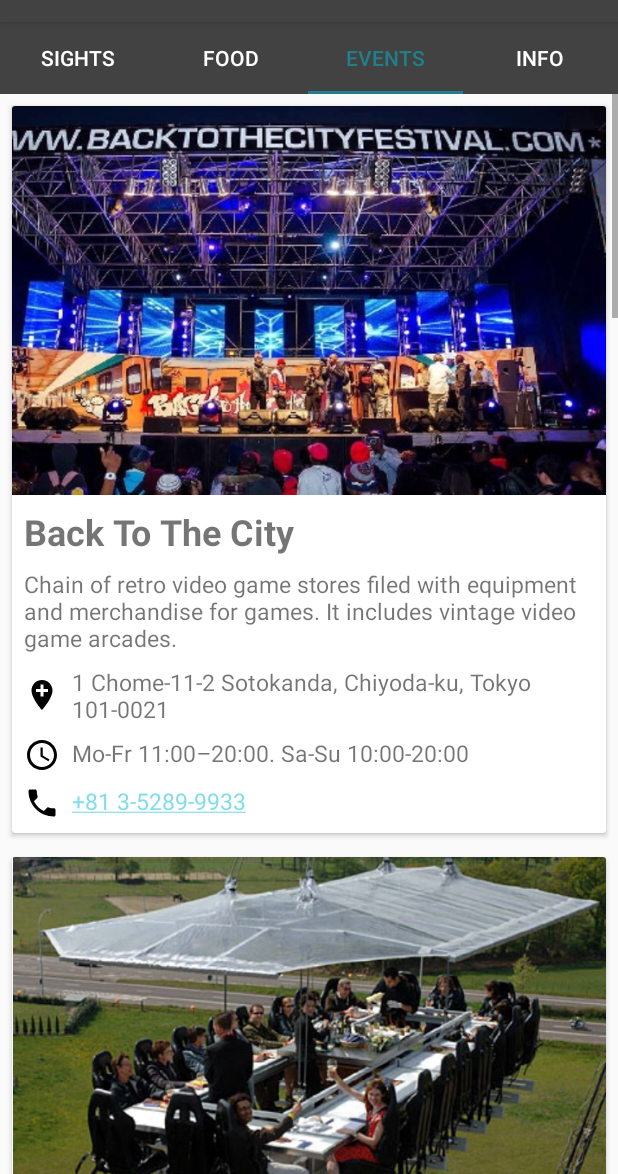
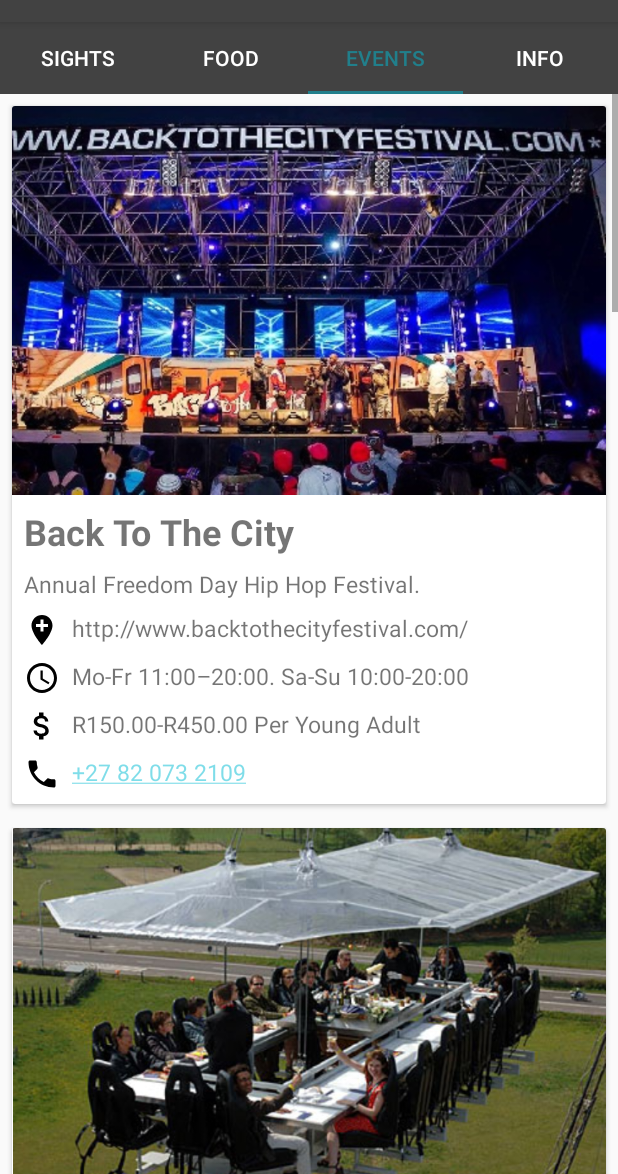
Before and after one commit to Cordlesswire/SouthernUtopiav2, an Android app: the screen it shows after launch (MainActivity), tab 3 chosen, on a phone screen of 412 x 824 dp, the part 62-1236 px from its top. Run offline under Robolectric (Android 15) with nearby library versions, the phone set to English and light mode, and no system bars.

Commit message:
Initial Commit

```diff
--- a/app/src/main/java/eu/laramartin/tokyoguide/Sights.java
+++ b/app/src/main/java/eu/laramartin/tokyoguide/Sights.java
@@ -26,7 +26,7 @@ public class Sights {
                 context.getString(R.string.sight_goldreefcity_address),
                 context.getString(R.string.sight_goldreefcity_phone),
                 context.getString(R.string.sight_goldreefcity_schedule),
-                context.getString(R.string.sight_price_free),
+                context.getString(R.string.sight_goldreefcity_price),
                 R.drawable.sight_goldreefcity
         ));
 
@@ -36,7 +36,7 @@ public class Sights {
                 context.getString(R.string.sight_maboneng_address),
                 context.getString(R.string.sight_maboneng_phone),
                 context.getString(R.string.sight_maboneng_schedule),
-                context.getString(R.string.sight_price_free),
+                context.getString(R.string.sight_maboneng_price),
                 R.drawable.sight_maboneng
         ));
 
@@ -46,7 +46,7 @@ public class Sights {
                 context.getString(R.string.sight_mandelabridge_address),
                 context.getString(R.string.sight_mandelabridge_phone),
                 context.getString(R.string.sight_mandelabridge_schedule),
-                context.getString(R.string.sight_price_free),
+                context.getString(R.string.sight_mandelabridge_price),
                 R.drawable.sight_mandelabridge
         ));
 
@@ -56,7 +56,7 @@ public class Sights {
                 context.getString(R.string.sight_soccercity_address),
                 context.getString(R.string.sight_soccercity_phone),
                 context.getString(R.string.sight_soccercity_schedule),
-                context.getString(R.string.sight_price_free),
+                context.getString(R.string.sight_soccercity_price),
                 R.drawable.sight_soccercity
         ));
 
@@ -66,7 +66,7 @@ public class Sights {
                 context.getString(R.string.sight_soweto_bungee_address),
                 context.getString(R.string.sight_soweto_bungee_phone),
                 context.getString(R.string.sight_soweto_bungee_schedule),
-                context.getString(R.string.sight_price_free),
+                context.getString(R.string.sight_soweto_bungee_price),
                 R.drawable.sight_soweto_bungee
         ));
 
@@ -76,7 +76,7 @@ public class Sights {
                 context.getString(R.string.sight_union_buildings_address),
                 context.getString(R.string.sight_union_buildings_phone),
                 context.getString(R.string.sight_union_buildings_schedule),
-                context.getString(R.string.sight_price_free),
+                context.getString(R.string.sight_union_buildings_price),
                 R.drawable.sight_union_buildings
         ));
     }
--- a/app/src/main/res/values/strings.xml
+++ b/app/src/main/res/values/strings.xml
@@ -14,7 +14,7 @@
     <string name="food_chafpozi_name">Chaf-Pozi</string>
     <string name="food_chafpozi_description">Ambiance: Authentic culture, Comfy and Casual. \n Food: African, Deli fare, South African </string>
     <string name="food_chafpozi_address">Corner Chris Hani and Nicholas street, Orlando Towers, Soweto</string>
-    <string name="food_chafpozi_phone">+27 81 797-5756</string>
+    <string name="food_chafpozi_phone">+27 81 797 5756</string>
     <string name="food_chafpozi_schedule">Mo-Fr 11:00–18:00. Sa-Su 11:00-22:00</string>
     <string name="food_chafpozi_price">R80.00 Average Meal</string>
 
@@ -23,7 +23,7 @@
     <string name="food_licorish_name">Licorish Bistro</string>
     <string name="food_licorish_description">Ambiance: Classic elegance, Hip and Happening. \n Food: Bistro fare, Cape Malay, Modern, South African</string>
     <string name="food_licorish_address">432 Nicolway Shopping Centre, Corner of Wedgewood Link and William Nicol Drive, Bryanston, Johannesburg</string>
-    <string name="food_licorish_phone">+27 11 706-0991</string>
+    <string name="food_licorish_phone">+27 11 706 0991</string>
     <string name="food_licorish_schedule">Mo-Fr 12:00–22:30. Sa-Su 09:00-20:30</string>
     <string name="food_licorish_price">R170.00 Average Meal</string>
 
@@ -32,7 +32,7 @@
     <string name="food_luckybean_name">Lucky Bean </string>
     <string name="food_luckybean_description">Ambiance: Authentic culture, Comfy and Casual. \n Food: African, Deli fare, South African </string>
     <string name="food_luckybean_address">16 Seventh Street, Melville, Johannesburg</string>
-    <string name="food_luckybean_phone">+27 11 482-5572</string>
+    <string name="food_luckybean_phone">+27 11 482 5572</string>
     <string name="food_luckybean_schedule">Mo-Su 11:30–23:30</string>
     <string name="food_luckybean_price">R80.00 Average Meal</string>
 
@@ -42,7 +42,7 @@
     <string name="food_marble_name">Marble by David Higgs </string>
     <string name="food_marble_description">Ambiance: Contemporary cool. \n Food: Contemporary fare, Modern </string>
     <string name="food_marble_address">Corner Jan Smuts and Jellico Street, Rosebank, Johannesburg</string>
-    <string name="food_marble_phone">+27 10 594-5550</string>
+    <string name="food_marble_phone">+27 10 594 5550</string>
     <string name="food_marble_schedule">Mo-Su 12:00–22:00</string>
     <string name="food_marble_price">R230.00 Average Meal</string>
 
@@ -52,7 +52,7 @@
     <string name="food_patapata_name">Pata Pata Restaurant</string>
     <string name="food_patapata_description">Ambiance: Authentic culture, Comfy and Casual, Family friendly. \n Food: African, Modern, South African </string>
     <string name="food_patapata_address">Main Street Life, 286 Fox Street, Maboneng Precinct, Johannesburg</string>
-    <string name="food_patapata_phone">+27 73 036-9031</string>
+    <string name="food_patapata_phone">+27 73 036 9031</string>
     <string name="food_patapata_schedule">Mo-Su 90:00–22:30</string>
     <string name="food_patapata_price">R65.00 Average Meal</string>
 
@@ -61,7 +61,7 @@
     <string name="food_thehill_name">The Hill Café</string>
     <string name="food_thehill_description">Ambiance: Comfy and Casual, Family friendly. \n Food: Café fare, Coffee </string>
     <string name="food_thehill_address">11 Kotze Street, Braamfontein, Johannesburg</string>
-    <string name="food_thehill_phone">+27 11 339-1005</string>
+    <string name="food_thehill_phone">+27 11 339 1005</string>
     <string name="food_thehill_schedule">Mo-Fr 08:00–17:00</string>
     <string name="food_thehill_price">R45.00 Average Meal</string>
 
@@ -69,7 +69,7 @@
     <string name="food_vuyosbraai_name">Vuyo’s Braai</string>
     <string name="food_vuyosbraai_description">Ambiance: Street Culture. \n Food: African, Deli fare, South African </string>
     <string name="food_vuyosbraai_address">Corner Stiemens Street and Bertha Street, Braamfontein, Johannesburg</string>
-    <string name="food_vuyosbraai_phone">+27 11 403-1920</string>
+    <string name="food_vuyosbraai_phone">+27 11 403 1920</string>
     <string name="food_vuyosbraai_schedule">Mo-Su 08:30–18:00</string>
     <string name="food_vuyosbraai_price">R20.00 Average Meal</string>
 
@@ -107,53 +107,59 @@
     <!-- All Events -->
     <!-- Event 1 -->
     <string name="events_backtothecity_name">Back To The City</string>
-    <string name="events_backtothecity_description">Chain of retro video game stores filed with equipment and merchandise for games. It includes vintage video game arcades.</string>
-    <string name="events_backtothecity_address">1 Chome-11-2 Sotokanda, Chiyoda-ku, Tokyo 101-0021</string>
-    <string name="events_backtothecity_phone">+81 3-5289-9933</string>
+    <string name="events_backtothecity_description">Annual Freedom Day Hip Hop Festival.</string>
+    <string name="events_backtothecity_address">http://www.backtothecityfestival.com/</string>
+    <string name="events_backtothecity_phone">+27 82 073 2109</string>
     <string name="events_backtothecity_schedule">Mo-Fr 11:00–20:00. Sa-Su 10:00-20:00</string>
+    <string name="events_backtothecity_price">R150.00-R450.00 Per Young Adult </string>
 
     <!-- Event 2 -->
     <string name="events_dinnerinthesky_name">Dinner in The Sky</string>
-    <string name="events_dinnerinthesky_description">Hobbies supply shop, like figures and character goods.
-        Selling of second hand items too.</string>
-    <string name="events_dinnerinthesky_address">1 Chome-11-5 Sotokanda, , Chiyoda-ku, Tokyo 101-0021</string>
-    <string name="events_dinnerinthesky_phone">+81 3-5289-3373</string>
-    <string name="events_dinnerinthesky_schedule">Mo-Su 10:00–21:00</string>
+    <string name="events_dinnerinthesky_description">Dinner in the Sky is a hosted table suspended at a height of up to 60 metres by crane and executed by a team of professionals. It accommodates for 22 people around the table at every session with three staff in the middle.</string>
+    <string name="events_dinnerinthesky_address">Val Bonne Country Estate, Modderfontein Nature Reserve, Johannesburg</string>
+    <string name="events_dinnerinthesky_phone">+27 84 449 6040</string>
+    <string name="events_dinnerinthesky_schedule">Sat </string>
+    <string name="events_dinnerinthesky_price">Lunch : R420.00 Per Person. Afternoon Snack: R295.00 Per Person (60 min. experience)</string>
 
     <!-- Event 3 -->
     <string name="events_jozibookfair_name">Jozi Book Fair</string>
     <string name="events_jozibookfair_description">Shopping complex full of stores selling anime items and idol goods. It includes a dozen small Mandarake stores.</string>
-    <string name="events_jozibookfair_address">5-52-15 Nakano, Tokyo 164-0001</string>
-    <string name="events_jozibookfair_phone">+81 3-3388-7004</string>
+    <string name="events_jozibookfair_address">Aug - 3 Sept 2017, Mary Fitzgerald Square, Newtown. (Venue Changes Every Year)</string>
+    <string name="events_jozibookfair_phone">+27 11 339 1005</string>
     <string name="events_jozibookfair_schedule">Mo-Su 12:00–20:00</string>
+    <string name="events_jozibookfair_price">R20.00 Average Meal</string>
 
     <!-- Event 4 -->
     <string name="events_outdoorscreening_name">Outdoor Movie Screening</string>
-    <string name="events_outdoorscreening_description">Toy shop since 1950</string>
-    <string name="events_outdoorscreening_address">6-1-9 Jingumae, Shibuya, Tokyo 150-0001</string>
-    <string name="events_outdoorscreening_phone">+81 3-3409-3431</string>
-    <string name="events_outdoorscreening_schedule">Mo-Su 10:30–21:00</string>
+    <string name="events_outdoorscreening_description">Maboneng Precinct Kruger street will be closed especially for the screening, bring your blankets, grab a beanbag, complimentary Jameson welcome drinks and popcorn, sit and enjoy the film! </string>
+    <string name="events_outdoorscreening_address">Main Street Life, 286 Fox Street, Maboneng Precinct, Johannesburg</string>
+    <string name="events_outdoorscreening_phone">+27 11 339 1005</string>
+    <string name="events_outdoorscreening_schedule">April at 20:00</string>
+    <string name="events_outdoorscreening_price">R100.00 Per Adult (No Children Allowed)</string>
 
     <!-- Event 5 -->
     <string name="events_sowetotheatre_name">Soweto Theatre</string>
     <string name="events_sowetotheatre_description">Biggest 100 yen shop.</string>
     <string name="events_sowetotheatre_address">1chome 2−2 Kabukicho, Shinjuku, Tokyo 160-0021</string>
-    <string name="events_sowetotheatre_phone">+81 3-5312-6656</string>
+    <string name="events_sowetotheatre_phone">+27 11 339 1005</string>
     <string name="events_sowetotheatre_schedule">Mo-Su 10:00–21:00</string>
+    <string name="events_sowetotheatre_price">R20.00 Average Meal</string>
 
     <!-- Event 6 -->
     <string name="events_strcrd_name">Str Crd</string>
     <string name="events_strcrd_description">Anime and manga second hand shop.</string>
-    <string name="events_strcrd_address">3-11-12 Sotokanda, Chiyoda, Tokyo 101-0021</string>
-    <string name="events_strcrd_phone">+81 3-3252-7007</string>
+    <string name="events_strcrd_address">Venue Changes Every Year</string>
+    <string name="events_strcrd_phone">+27 11 339 1005</string>
     <string name="events_strcrd_schedule">Mo-Su 12:00–21:00</string>
+    <string name="events_strcrd_price">R20.00 Average Meal</string>
 
     <!-- Event 7 -->
     <string name="events_vsgaming_name">VS Gaming Festival</string>
     <string name="events_vsgaming_description">Bookstore with 9 floors.</string>
     <string name="events_vsgaming_address">3 Chome-17-7 Shinjuku, Tokyo 163-8636</string>
-    <string name="events_vsgaming_phone">+81 3-3354-0131</string>
+    <string name="events_vsgaming_phone">+27 11 339 1005</string>
     <string name="events_vsgaming_schedule">Mo-Su 10:00–21:00</string>
+    <string name="events_vsgaming_price">R20.00 Average Meal</string>
 
 
 
@@ -165,7 +171,7 @@
     <string name="sight_humankind_name">The Cradle of Humankind</string>
     <string name="sight_humankind_description">The Cradle of Humankind is renowned as the place where humankind originated.</string>
     <string name="sight_humankind_address">1-1-83 Simorenjaku, Mitaka-shi Tokyo 181-0013</string>
-    <string name="sight_humankind_phone">+81 570-055-777</string>
+    <string name="sight_humankind_phone">+27 11 339 1005</string>
     <string name="sight_humankind_schedule">10:00–18:00. Tuesdays closed.</string>
     <string name="sight_humankind_price">R60 - R175</string>
 
@@ -176,9 +182,10 @@
         including the main palace, the private residences of the Imperial Family, an archive,
         museums and administrative offices.</string>
     <string name="sight_goldreefcity_address">1-1 Chiyoda, Tokyo 100-8111</string>
-    <string name="sight_goldreefcity_phone">+81 3-3213-1111</string>
-    <string name="sight_goldreefcity_schedule"><![CDATA[9:00–17:00. Mondays & Fridays closed.]]></string>
-    <string name="sight_price_free">Free</string>
+    <string name="sight_goldreefcity_phone">+27 11 339 1005</string>
+    <string name="sight_goldreefcity_schedule"> bvhm</string>
+    <string name="sight_goldreefcity_price">R60 - R175</string>
+
 
 
                      <!-- Sight Location 3 -->
@@ -187,8 +194,9 @@
         those who died in service of the Empire of Japan, which existed from the Meiji
         Restoration of 1869 until the nation was renamed during the Allied occupation in 1947.</string>
     <string name="sight_maboneng_address">3-1-1 Kudankita, Chiyoda, Tokyo 102-8246</string>
-    <string name="sight_maboneng_phone">+81 3-3261-8326</string>
+    <string name="sight_maboneng_phone">+27 11 339 1005</string>
     <string name="sight_maboneng_schedule">Always open</string>
+    <string name="sight_maboneng_price">Free</string>
 
 
                  <!-- Sight Location 4 -->
@@ -197,8 +205,9 @@
         gardens. It was named Korakuen after a poem encouraging a ruler to enjoy pleasure only
         after achieving happiness for his people.</string>
     <string name="sight_mandelabridge_address">1-6-6 Koraku, Bunkyo, Tokyo 112-0004</string>
-    <string name="sight_mandelabridge_phone">+81 3-3811-3015</string>
+    <string name="sight_mandelabridge_phone">+27 11 339 1005</string>
     <string name="sight_mandelabridge_schedule">9:00-17:00</string>
+    <string name="sight_mandelabridge_price">Free</string>
 
 
                  <!-- Sight Location 5 -->
@@ -207,8 +216,9 @@
         It\'s located in Nagatcho, the Japanese seat of government, it sits amongst the sky
         scrappers.</string>
     <string name="sight_soccercity_address">2-10-5, Nagatachō Chiyoda, Tokyo 100-0014</string>
-    <string name="sight_soccercity_phone">+81 3-3581-2471</string>
+    <string name="sight_soccercity_phone">+27 11 339 1005</string>
     <string name="sight_soccercity_schedule">5:00–18:00</string>
+    <string name="sight_soccercity_price">Free</string>
 
 
 
@@ -218,8 +228,9 @@
         for his remarkable loyalty to his owner which continued for more than nine years
         after his owner\'s death.</string>
     <string name="sight_soweto_bungee_address">1 Dogenzaka, Shibuya Train Station, Shibuya 150-0043</string>
-    <string name="sight_soweto_bungee_phone">+81 3-3378-1703</string>
+    <string name="sight_soweto_bungee_phone">+27 11 339 1005</string>
     <string name="sight_soweto_bungee_schedule">Always open</string>
+    <string name="sight_soweto_bungee_price">Free</string>
 
 
                         <!-- Sight Location 7 -->
@@ -228,6 +239,7 @@
         Government. It has a free observatory on the 45th floor of both the
         North and South Towers</string>
     <string name="sight_union_buildings_address">1, 2-8-1 Nishi-Shinjuku, Shinjuku-ku, Tokyo</string>
-    <string name="sight_union_buildings_phone">+81 3-5321-1111</string>
+    <string name="sight_union_buildings_phone">+27 11 339 10051</string>
     <string name="sight_union_buildings_schedule">8:00-18:45. Weekends closed</string>
+    <string name="sight_union_buildings_price">Free</string>
 </resources>
```
Also changed, not shown: app/src/main/java/eu/laramartin/tokyoguide/Events.java (+7 -7 lines).
